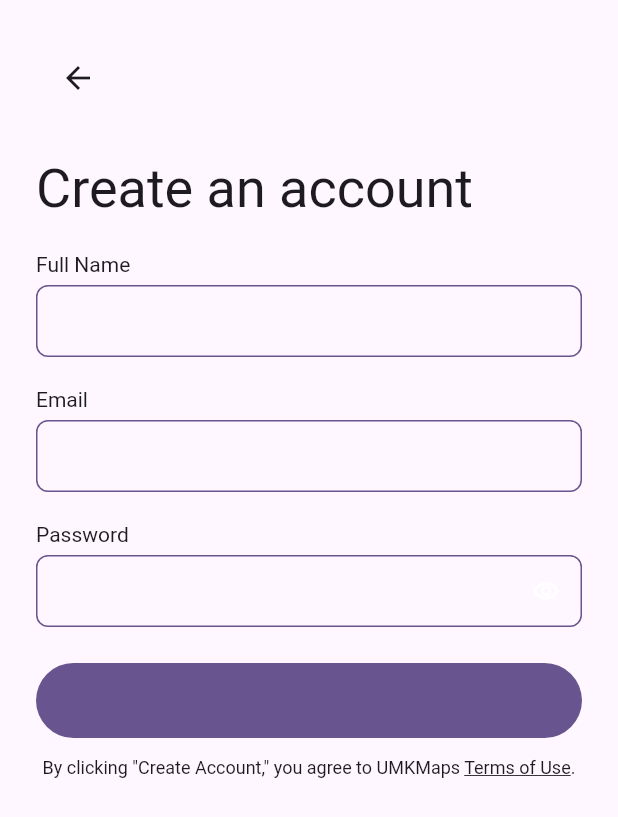
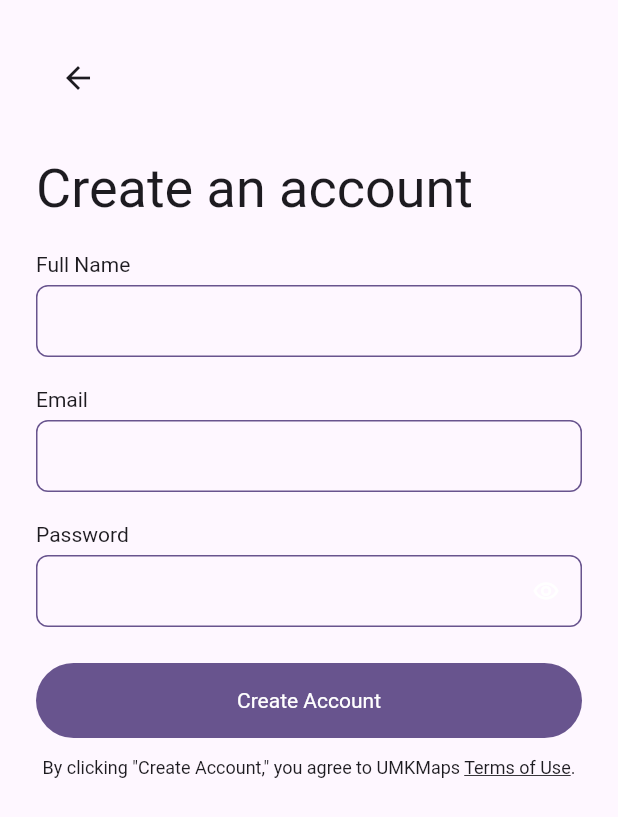
Before and after one commit to HariIDn/UMKM_044, a Flutter app: the screen it shows after launch, on a phone screen of 412 x 824 dp. Shown: the top 817 px of the screen. Run offline on Flutter 3.47's test engine with Material 3 defaults, Android fonts, the light colour scheme and no system bars; accounts and stored records are empty; Roboto replaces fonts that are missing (Outfit, Plus Jakarta Sans).

Commit message:
"Update text color"

```diff
--- a/lib/signup/signup_page.dart
+++ b/lib/signup/signup_page.dart
@@ -359,7 +359,7 @@ class _SignUpPageState extends State<SignUpPage> {
                         ),
                         elevation: 0,
                       ),
-                      child: const Text('Create Account'),
+                      child: const Text('Create Account', style: TextStyle(color: Colors.white),),
                     ),
                   ),
                   Padding(
```
